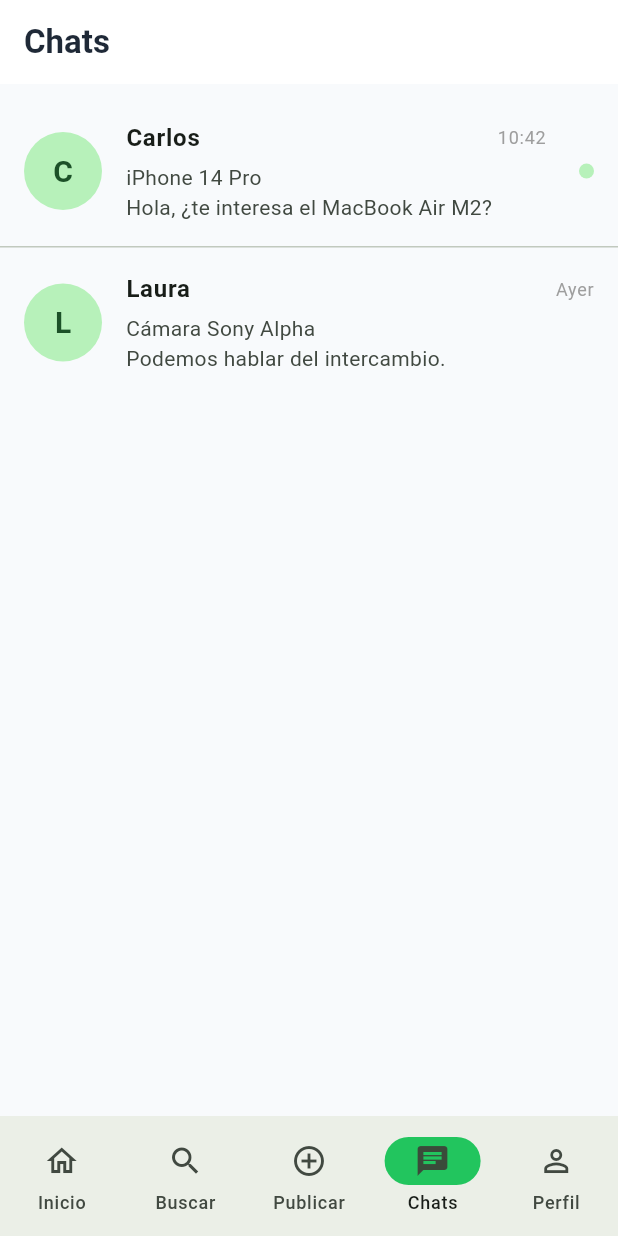
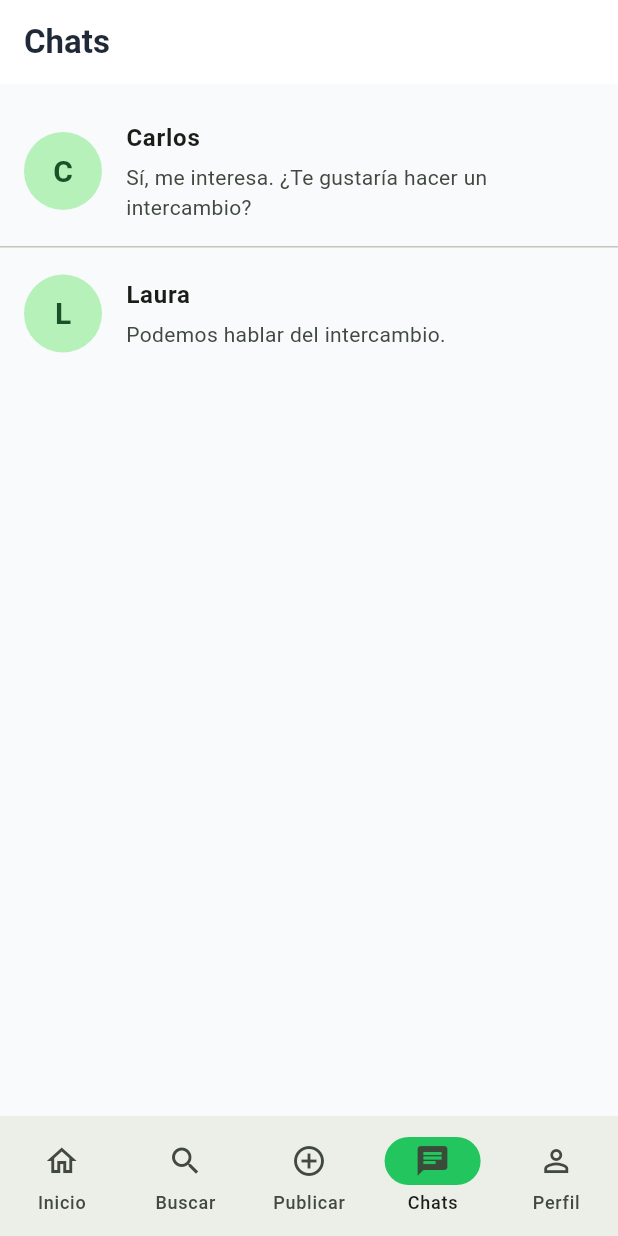
Before and after one commit to lledoandreu/trueke, a Flutter app: the screen it shows after launch, item 4 of the bottom bar chosen, on a phone screen of 412 x 824 dp. Run offline on Flutter 3.47's test engine with Material 3 defaults, Android fonts, the phone set to English and light mode, and no system bars; our stand-ins replace flutter_riverpod, shared_preferences.

Commit message:
Persiste conversaciones y mensajes de chat

```diff
--- a/lib/features/chat/chat_page.dart
+++ b/lib/features/chat/chat_page.dart
@@ -1,29 +1,16 @@
 import 'package:flutter/material.dart';
+import 'package:flutter_riverpod/flutter_riverpod.dart';
 
 import 'chat_detail_page.dart';
+import 'providers/chat_provider.dart';
 
-class ChatPage extends StatelessWidget {
+class ChatPage extends ConsumerWidget {
   const ChatPage({super.key});
 
-  static const conversations = [
-    _Conversation(
-      name: 'Carlos',
-      product: 'iPhone 14 Pro',
-      message: 'Hola, ¿te interesa el MacBook Air M2?',
-      time: '10:42',
-      unread: true,
-    ),
-    _Conversation(
-      name: 'Laura',
-      product: 'Cámara Sony Alpha',
-      message: 'Podemos hablar del intercambio.',
-      time: 'Ayer',
-      unread: false,
-    ),
-  ];
+  @override
+  Widget build(BuildContext context, WidgetRef ref) {
+    final conversationsAsync = ref.watch(chatProvider);
 
-  @override
-  Widget build(BuildContext context) {
     return Scaffold(
       appBar: AppBar(
         title: const Text(
@@ -31,12 +18,30 @@ class ChatPage extends StatelessWidget {
           style: TextStyle(fontWeight: FontWeight.bold),
         ),
       ),
-      body: ListView.separated(
+      body: conversationsAsync.when(
+        loading: () => const Center(
+          child: CircularProgressIndicator(),
+        ),
+        error: (error, stackTrace) => Center(
+          child: Text('Error cargando chats: $error'),
+        ),
+        data: (conversations) {
+          if (conversations.isEmpty) {
+            return const Center(
+              child: Text('No tienes conversaciones todavía.'),
+            );
+          }
+
+          return ListView.separated(
             padding: const EdgeInsets.symmetric(vertical: 8),
             itemCount: conversations.length,
             separatorBuilder: (_, index) => const Divider(height: 1),
             itemBuilder: (context, index) {
               final conversation = conversations[index];
+              final messages = conversation.messages;
+              final lastMessage = messages.isEmpty
+                  ? null
+                  : messages.last;
 
               return ListTile(
                 contentPadding: const EdgeInsets.symmetric(
@@ -53,49 +58,29 @@ class ChatPage extends StatelessWidget {
                     ),
                   ),
                 ),
-            title: Row(
-              children: [
-                Expanded(
-                  child: Text(
+                title: Text(
                   conversation.name,
-                    style: TextStyle(
-                      fontWeight: conversation.unread
-                          ? FontWeight.bold
-                          : FontWeight.w600,
+                  style: const TextStyle(
+                    fontWeight: FontWeight.w600,
                   ),
-                  ),
-                ),
-                Text(
-                  conversation.time,
-                  style: const TextStyle(
-                    fontSize: 12,
-                    color: Colors.grey,
-                  ),
-                ),
-              ],
                 ),
                 subtitle: Padding(
                   padding: const EdgeInsets.only(top: 4),
                   child: Text(
-                '${conversation.product}\n${conversation.message}',
+                    lastMessage?.text ?? conversation.product,
                     maxLines: 2,
                     overflow: TextOverflow.ellipsis,
                   ),
                 ),
-            trailing: conversation.unread
-                ? const CircleAvatar(
-                    radius: 5,
-                    child: SizedBox(),
-                  )
-                : null,
                 onTap: () {
                   Navigator.of(context).push(
                     MaterialPageRoute(
                       builder: (_) => ChatDetailPage(
-                    name: conversation.name,
-                    product: conversation.product,
+                        conversationId: conversation.id,
                       ),
                     ),
+                  );
+                },
               );
             },
           );
@@ -104,19 +89,3 @@ class ChatPage extends StatelessWidget {
     );
   }
 }
-
-class _Conversation {
-  const _Conversation({
-    required this.name,
-    required this.product,
-    required this.message,
-    required this.time,
-    required this.unread,
-  });
-
-  final String name;
-  final String product;
-  final String message;
-  final String time;
-  final bool unread;
-}
```
Also changed, not shown: lib/features/chat/chat_detail_page.dart (+45 -44 lines), lib/features/chat/providers/chat_provider.dart (added, +158 -0 lines), lib/models/chat_message.dart (added, +29 -0 lines). Lines whose indentation alone changed are shown as unchanged.
